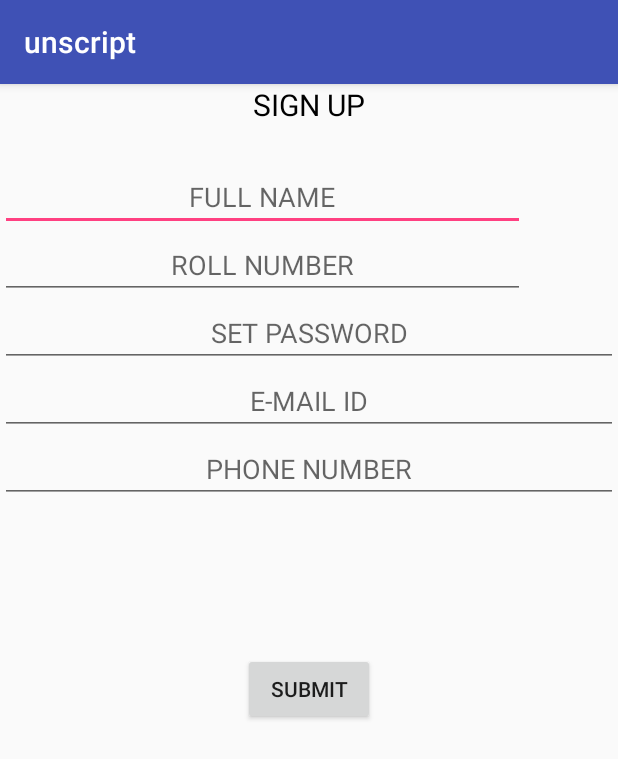
After one commit to mozillacampuscrce/unscript2k18-33, an Android app: the signup1 screen opened directly, with no data from a screen before it, on a phone screen of 412 x 824 dp. The commit adds this screen. Shown: the top 759 px of the screen. Run offline under Robolectric (Android 15) with nearby library versions, the phone set to English and light mode, and no system bars.

Commit message:
Final_change

```diff
--- a/app/src/main/java/com/example/venkat/unscript/LoginActivity.java
+++ b/app/src/main/java/com/example/venkat/unscript/LoginActivity.java
@@ -30,7 +30,7 @@ public class LoginActivity extends AppCompatActivity {
         button.setOnClickListener(new View.OnClickListener() {
             @Override
             public void onClick(View view) {
-                setContentView(R.layout.loginfinal);
+                setContentView(R.layout.activity_signup1);
             }
         });
 
@@ -38,7 +38,8 @@ public class LoginActivity extends AppCompatActivity {
         button2.setOnClickListener(new View.OnClickListener() {
             @Override
             public void onClick(View view) {
-                setContentView(R.layout.signup);
+                Intent intent = new Intent(LoginActivity.this,signup1.class);
+                startActivity(intent);
             }
         });
 
--- /dev/null
+++ b/app/src/main/java/com/example/venkat/unscript/signup1.java
@@ -0,0 +1,63 @@
+package com.example.venkat.unscript;
+
+import android.content.Intent;
+import android.support.v7.app.AppCompatActivity;
+import android.os.Bundle;
+import android.view.View;
+import android.widget.Button;
+import android.widget.EditText;
+import android.widget.Toast;
+
+import static android.widget.Toast.LENGTH_LONG;
+
+public class signup1 extends AppCompatActivity {
+
+    String fullname;
+    String roll;
+    String password;
+    String email;
+    String phn;
+    long phnno;
+    Button submitB;
+    Button sub;
+    EditText name,rollno,pass,em,phone;
+    @Override
+    protected void onCreate(Bundle savedInstanceState) {
+        super.onCreate(savedInstanceState);
+        setContentView(R.layout.activity_signup1);
+      //  submitB=(Button) findViewById(R.id.submitbutton);
+        name=(EditText) findViewById(R.id.fullname);
+        sub = (Button)findViewById(R.id.submit_button);
+
+//        sub.setOnClickListener(new View.OnClickListener() {
+//            @Override
+//            public void onClick(View v) {
+//                Toast.makeText(getApplication(),"Working",Toast.LENGTH_LONG).show();
+//            }
+//        });
+        Toast.makeText(signup1.this,name.getText().toString(),Toast.LENGTH_LONG).show();
+        fullname=name.getText().toString();
+        rollno=(EditText) findViewById(R.id.rollno);
+        roll=rollno.getText().toString();
+        pass=(EditText) findViewById(R.id.password);
+        password= pass.getText().toString();
+        em=(EditText) findViewById(R.id.email);
+        email= em.getText().toString();
+        phone=(EditText) findViewById(R.id.phoneno);
+        phn=phone.getText().toString();
+
+//        Toast.makeText(signup1.this,"Error handelling", LENGTH_LONG).show();
+        sub.setOnClickListener(new View.OnClickListener() {
+            @Override
+            public void onClick(View view) {
+                Intent intent = new Intent(signup1.this,MainActivity.class);
+                startActivity(intent);
+            }
+        });
+    }
+
+
+
+
+
+}
--- /dev/null
+++ b/app/src/main/res/layout/activity_signup1.xml
@@ -0,0 +1,71 @@
+<?xml version="1.0" encoding="utf-8"?>
+<LinearLayout xmlns:android="http://schemas.android.com/apk/res/android"
+    xmlns:app="http://schemas.android.com/apk/res-auto"
+    xmlns:tools="http://schemas.android.com/tools"
+    android:layout_width="match_parent"
+    android:layout_height="match_parent"
+    tools:context="com.example.venkat.unscript.signup1"
+    android:orientation="vertical">
+
+    <TextView
+        android:layout_width="match_parent"
+        android:layout_height="wrap_content"
+        android:text="SIGN UP"
+        android:textColor="#000000"
+        android:gravity="center"
+        android:layout_marginBottom="25dp"
+        android:textSize="20dp"
+        />
+
+    <EditText
+        android:layout_width="350dp"
+        android:layout_height="wrap_content"
+        android:hint="FULL NAME"
+        android:gravity="center"
+        android:id="@+id/fullname"
+
+        />
+    <EditText
+        android:layout_width="350dp"
+        android:layout_height="wrap_content"
+        android:hint="ROLL NUMBER"
+        android:gravity="center"
+        android:id="@+id/rollno"
+        />
+    <EditText
+        android:layout_width="match_parent"
+        android:layout_height="wrap_content"
+        android:hint="SET PASSWORD"
+        android:gravity="center"
+        android:inputType="textPassword"
+        android:id="@+id/password"
+        />
+    <EditText
+        android:layout_width="match_parent"
+        android:layout_height="wrap_content"
+        android:hint="E-MAIL ID"
+        android:gravity="center"
+        android:id="@+id/email"
+
+        />
+    <EditText
+        android:layout_width="match_parent"
+        android:layout_height="wrap_content"
+        android:hint="PHONE NUMBER"
+        android:inputType="phone"
+        android:gravity="center"
+        android:id="@+id/phoneno"
+        />
+
+    <Button
+        android:id="@+id/submit_button"
+        android:layout_width="wrap_content"
+        android:layout_height="wrap_content"
+        android:layout_gravity="center_horizontal"
+        android:layout_marginTop="100dp"
+        android:text="Submit"
+
+        />
+
+
+</LinearLayout>
```
Also changed, not shown: app/src/main/AndroidManifest.xml (+14 -3 lines), app/src/main/java/com/example/venkat/unscript/loginfinal.java (+3 -7 lines), app/src/main/java/com/example/venkat/unscript/signup.java (+24 -13 lines), app/src/main/java/com/example/venkat/unscript/timepass.java (added, +22 -0 lines), app/src/main/res/layout/activity_timepass.xml (added, +14 -0 lines), app/build.gradle (line endings or trailing spaces).
